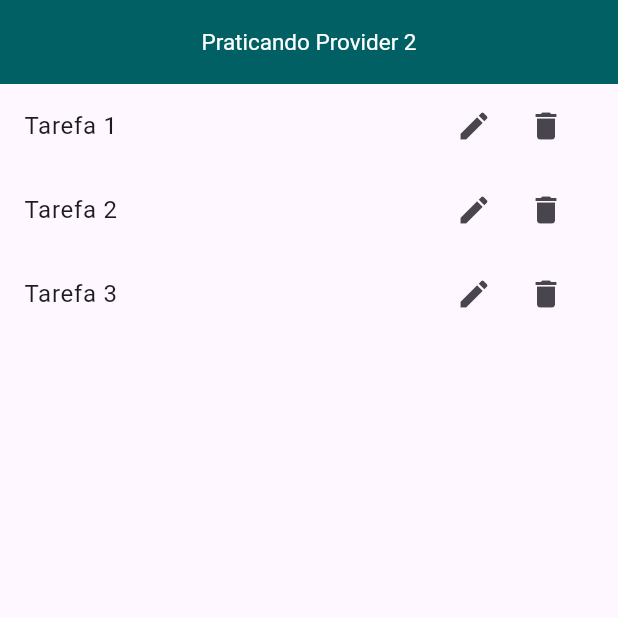
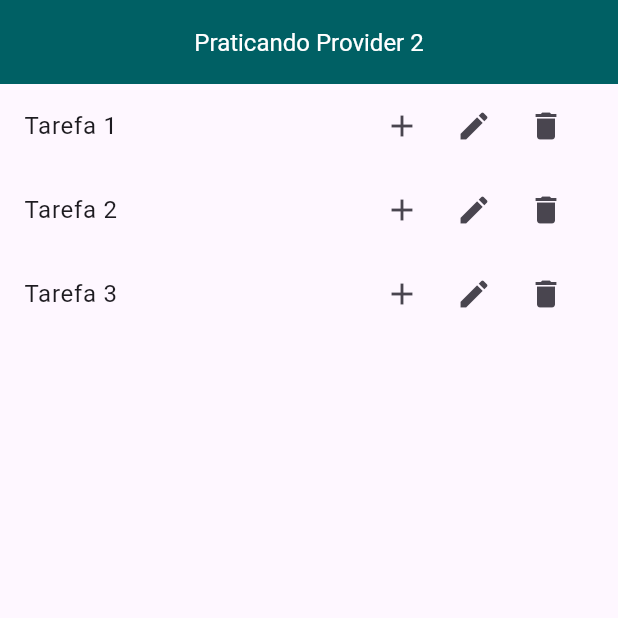
Before and after one commit to LarissaBeatrizCosta/academy, a Flutter app: the screen it shows after launch, after a tap on the "edit" icon, on a phone screen of 412 x 824 dp, the top half of it. Run offline on Flutter 3.47's test engine with Material 3 defaults, Android fonts, the phone set to English and light mode, and no system bars; our stand-ins replace sqflite; accounts and stored records are empty; Roboto replaces fonts that are missing (Mukta-Bold).

```diff
--- a/exerciciosFixacaoFlutter/ap2_provider/lib/Controllers/DataBase.dart
+++ b/exerciciosFixacaoFlutter/ap2_provider/lib/Controllers/DataBase.dart
@@ -38,7 +38,7 @@ class TabelaTarefa {
   }
 }
 
-class TarefaController{
+class TarefaControllerDb{
   Future<void> insert(TarefaModel tarefa) async{
     final dataBase = await getDatabase();
     final map = TabelaTarefa.toMap(tarefa);
--- a/exerciciosFixacaoFlutter/ap2_provider/lib/Controllers/TarefaController.dart
+++ b/exerciciosFixacaoFlutter/ap2_provider/lib/Controllers/TarefaController.dart
@@ -10,8 +10,8 @@ class TarefaController extends ChangeNotifier {
 
   List<TarefaModel> get tarefas => _tarefas;
 
-  void adicionarTarefa(TarefaModel tarefa) {
-    _tarefas.add(tarefa);
+  Future<void> insert() async{
+    final tarefa = TarefaModel(nome: , id: id);
     notifyListeners();
   }
 
--- a/exerciciosFixacaoFlutter/ap2_provider/lib/Routes/Routes.dart
+++ b/exerciciosFixacaoFlutter/ap2_provider/lib/Routes/Routes.dart
@@ -1,3 +1,4 @@
+import 'package:ap2_provider/Views/formTarefa.dart';
 import 'package:flutter/cupertino.dart';
 import 'package:flutter/material.dart';
 
@@ -8,10 +9,14 @@ class Routes {
     switch (rotas.name) {
       case "/":
         return MaterialPageRoute(builder: (_) => HomeView());
+
+      case "/CadastroTarefas":
+        return MaterialPageRoute(builder: (_) => FormCadastro());
+
       default:
         return MaterialPageRoute(
           builder: (_) => Scaffold(
-            body:  Text("Pagina não encontrada!"),
+            body: Text("Pagina não encontrada!"),
           ),
         );
     }
--- a/exerciciosFixacaoFlutter/ap2_provider/lib/Views/HomeView.dart
+++ b/exerciciosFixacaoFlutter/ap2_provider/lib/Views/HomeView.dart
@@ -17,7 +17,7 @@ class HomeView extends StatelessWidget {
             style: TextStyle(
               color: Colors.white,
               fontFamily: "Mukta-Bold",
-              fontSize: 15,
+              fontSize: 16,
             ),
           ),
         ),
--- a/exerciciosFixacaoFlutter/ap2_provider/lib/main.dart
+++ b/exerciciosFixacaoFlutter/ap2_provider/lib/main.dart
@@ -20,7 +20,7 @@ class MyApp extends StatelessWidget{
   @override
   Widget build(BuildContext context) {
     return MaterialApp(
-      title: "Provider 2",
+      title: "Provider e Bd",
       initialRoute: "/",
       onGenerateRoute: Routes.gerarRotas,
       routes: {
```
Also changed, not shown: exerciciosFixacaoFlutter/ap2_provider/lib/Views/TarefaView.dart (+8 -3 lines), exerciciosFixacaoFlutter/ap2_provider/lib/Views/formTarefa.dart (added, +51 -0 lines), 3 other files.
